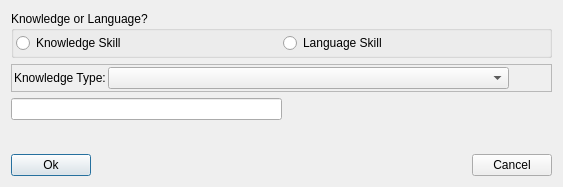
The window that SR5-Shaman/ui/character/popups/knowledgeskilldialog.ui (TheSHEEEP/SR5-Shaman) describes before a commit, drawn with Qt 5.
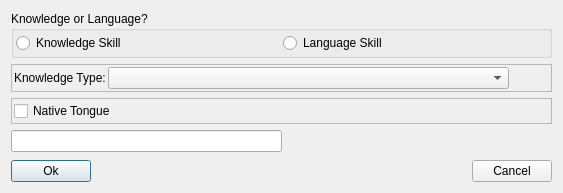
The same window after the commit.

Commit message:
Native languages & skill removal
Add possibility to add a language as native.

Implemented skill reset/removal.

What changed in the file:
```diff
--- a/SR5-Shaman/ui/character/popups/knowledgeskilldialog.ui
+++ b/SR5-Shaman/ui/character/popups/knowledgeskilldialog.ui
@@ -7,7 +7,7 @@
     <x>0</x>
     <y>0</y>
     <width>563</width>
-    <height>187</height>
+    <height>193</height>
    </rect>
   </property>
   <property name="windowTitle">
@@ -121,6 +121,40 @@
        </layout>
       </widget>
      </item>
+     <item>
+      <widget class="QFrame" name="frameNative">
+       <property name="frameShape">
+        <enum>QFrame::StyledPanel</enum>
+       </property>
+       <property name="frameShadow">
+        <enum>QFrame::Raised</enum>
+       </property>
+       <layout class="QGridLayout" name="gridLayout_4">
+        <property name="leftMargin">
+         <number>2</number>
+        </property>
+        <property name="topMargin">
+         <number>2</number>
+        </property>
+        <property name="rightMargin">
+         <number>2</number>
+        </property>
+        <property name="bottomMargin">
+         <number>2</number>
+        </property>
+        <property name="spacing">
+         <number>2</number>
+        </property>
+        <item row="0" column="0">
+         <widget class="QCheckBox" name="checkNative">
+          <property name="text">
+           <string>Native Tongue</string>
+          </property>
+         </widget>
+        </item>
+       </layout>
+      </widget>
+     </item>
      <item>
       <layout class="QHBoxLayout" name="horizontalLayout_3">
        <item>
```
The commit also changes 14 other files.
